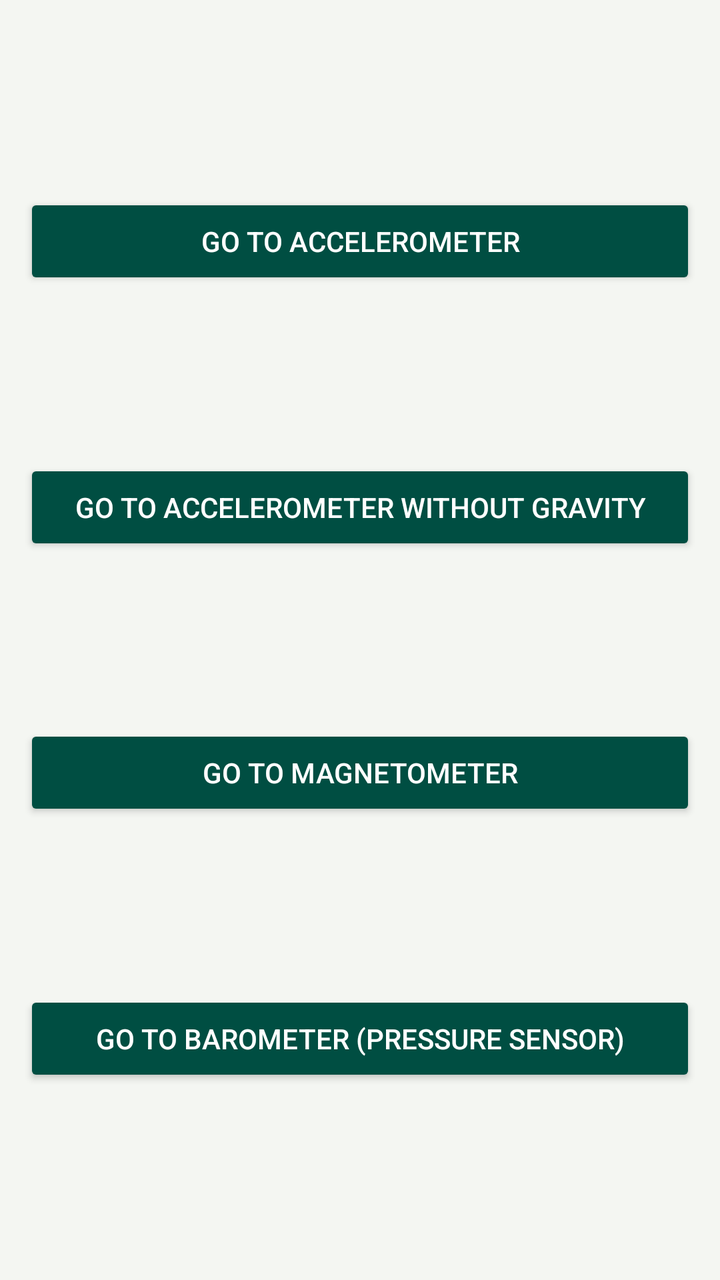
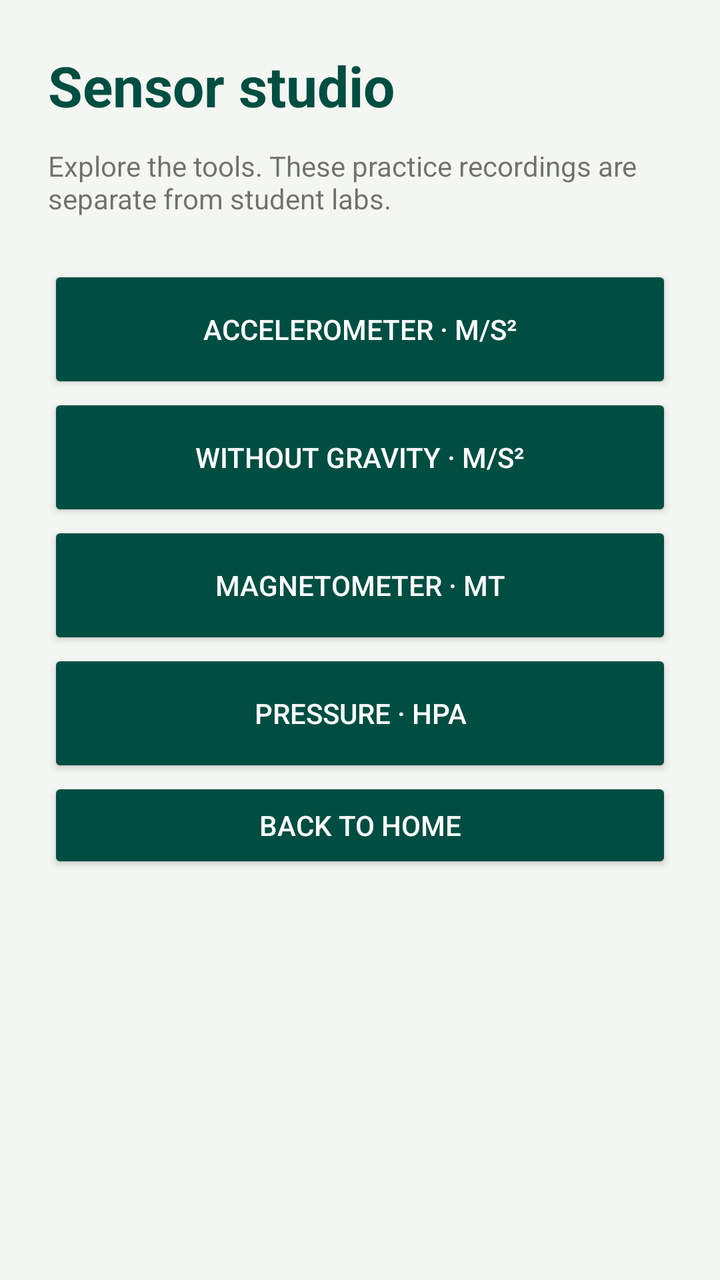

Before-and-after screenshots of an Android layout around one commit, followed by the original layout XML and the change that was made.
<!-- AndroidManifest.xml: application theme Theme.ToolsAppKotlin -->
<!-- res/layout/activity_activityselector.xml -->
<?xml version="1.0" encoding="utf-8"?>
<androidx.constraintlayout.widget.ConstraintLayout
    xmlns:android="http://schemas.android.com/apk/res/android"
    xmlns:app="http://schemas.android.com/apk/res-auto"
    android:layout_width="match_parent"
    android:layout_height="match_parent"
    android:padding="12dp">

    <Button
        android:id="@+id/btnOpenAccelerometer"
        android:layout_width="0dp"
        android:layout_height="wrap_content"
        android:text="Go to Accelerometer"
        android:layout_marginBottom="0dp"
        app:layout_constraintWidth_percent="1"
        app:layout_constraintStart_toStartOf="parent"
        app:layout_constraintEnd_toEndOf="parent"
        app:layout_constraintTop_toTopOf="parent"
        app:layout_constraintBottom_toTopOf="@id/btnOpenAccelerometerWithoutGravity"
        app:layout_constraintVertical_chainStyle="spread" />

    <Button
        android:id="@+id/btnOpenAccelerometerWithoutGravity"
        android:layout_width="0dp"
        android:layout_height="wrap_content"
        android:text="Go to Accelerometer Without Gravity"
        app:layout_constraintStart_toStartOf="parent"
        app:layout_constraintEnd_toEndOf="parent"
        app:layout_constraintTop_toBottomOf="@id/btnOpenAccelerometer"
        app:layout_constraintBottom_toTopOf="@id/btnOpenMagnetometer" />

    <Button
        android:id="@+id/btnOpenMagnetometer"
        android:layout_width="0dp"
        android:layout_height="wrap_content"
        android:text="Go to Magnetometer"
        app:layout_constraintStart_toStartOf="parent"
        app:layout_constraintEnd_toEndOf="parent"
        app:layout_constraintTop_toBottomOf="@id/btnOpenAccelerometerWithoutGravity"
        app:layout_constraintBottom_toTopOf="@id/btnOpenPressureSensor" />

    <Button
        android:id="@+id/btnOpenPressureSensor"
        android:layout_width="0dp"
        android:layout_height="wrap_content"
        android:text="Go to Barometer (Pressure Sensor)"
        app:layout_constraintStart_toStartOf="parent"
        app:layout_constraintEnd_toEndOf="parent"
        app:layout_constraintTop_toBottomOf="@id/btnOpenMagnetometer"
        app:layout_constraintBottom_toBottomOf="parent" />

</androidx.constraintlayout.widget.ConstraintLayout>
<!-- resources referenced by this layout -->
<resources>
  <style name="Theme.ToolsAppKotlin" parent="android:Theme.Material.Light.NoActionBar">
          <item name="android:colorAccent">@color/ju_green</item>
          <item name="android:colorPrimary">@color/ju_green</item>
          <item name="android:colorPrimaryDark">@color/ju_green</item>
          <item name="android:windowBackground">@color/ju_background</item>
          <item name="android:colorBackground">@color/ju_background</item>
          <item name="android:textColorPrimary">@color/ju_text</item>
          <item name="android:textColorSecondary">@color/ju_secondary_text</item>
          <item name="android:buttonStyle">@style/JuButton</item>
          <item name="android:statusBarColor">@color/ju_background</item>
          <item name="android:windowLightStatusBar">true</item>
          <item name="android:navigationBarColor">@color/ju_green</item>
      </style>
  <color name="ju_green">#004E42</color>
  <color name="ju_background">#F4F6F2</color>
  <color name="ju_text">#192D27</color>
  <color name="ju_secondary_text">#52645C</color>
  <style name="JuButton" parent="android:Widget.Material.Button">
          <item name="android:backgroundTint">@color/ju_button</item>
          <item name="android:textColor">@color/ju_button_text</item>
      </style>
</resources>

<!-- the commit's change to res/layout/activity_activityselector.xml (unified diff, before → after) -->
@@ -1,52 +1,17 @@
-<?xml version="1.0" encoding="utf-8"?>
-<androidx.constraintlayout.widget.ConstraintLayout
-    xmlns:android="http://schemas.android.com/apk/res/android"
-    xmlns:app="http://schemas.android.com/apk/res-auto"
-    android:layout_width="match_parent"
-    android:layout_height="match_parent"
-    android:padding="12dp">
-
-    <Button
-        android:id="@+id/btnOpenAccelerometer"
-        android:layout_width="0dp"
-        android:layout_height="wrap_content"
-        android:text="Go to Accelerometer"
-        android:layout_marginBottom="0dp"
-        app:layout_constraintWidth_percent="1"
-        app:layout_constraintStart_toStartOf="parent"
-        app:layout_constraintEnd_toEndOf="parent"
-        app:layout_constraintTop_toTopOf="parent"
-        app:layout_constraintBottom_toTopOf="@id/btnOpenAccelerometerWithoutGravity"
-        app:layout_constraintVertical_chainStyle="spread" />
-
-    <Button
-        android:id="@+id/btnOpenAccelerometerWithoutGravity"
-        android:layout_width="0dp"
-        android:layout_height="wrap_content"
-        android:text="Go to Accelerometer Without Gravity"
-        app:layout_constraintStart_toStartOf="parent"
-        app:layout_constraintEnd_toEndOf="parent"
-        app:layout_constraintTop_toBottomOf="@id/btnOpenAccelerometer"
-        app:layout_constraintBottom_toTopOf="@id/btnOpenMagnetometer" />
-
-    <Button
-        android:id="@+id/btnOpenMagnetometer"
-        android:layout_width="0dp"
-        android:layout_height="wrap_content"
-        android:text="Go to Magnetometer"
-        app:layout_constraintStart_toStartOf="parent"
-        app:layout_constraintEnd_toEndOf="parent"
-        app:layout_constraintTop_toBottomOf="@id/btnOpenAccelerometerWithoutGravity"
-        app:layout_constraintBottom_toTopOf="@id/btnOpenPressureSensor" />
-
-    <Button
-        android:id="@+id/btnOpenPressureSensor"
-        android:layout_width="0dp"
-        android:layout_height="wrap_content"
-        android:text="Go to Barometer (Pressure Sensor)"
-        app:layout_constraintStart_toStartOf="parent"
-        app:layout_constraintEnd_toEndOf="parent"
-        app:layout_constraintTop_toBottomOf="@id/btnOpenMagnetometer"
-        app:layout_constraintBottom_toBottomOf="parent" />
-
-</androidx.constraintlayout.widget.ConstraintLayout>
+<ScrollView xmlns:android="http://schemas.android.com/apk/res/android"
+    android:layout_width="match_parent" android:layout_height="match_parent"
+    android:fillViewport="true" android:background="@color/ju_background">
+    <LinearLayout android:layout_width="match_parent" android:layout_height="wrap_content"
+        android:orientation="vertical" android:padding="24dp" android:fitsSystemWindows="true">
+        <TextView android:layout_width="match_parent" android:layout_height="wrap_content"
+            android:text="Sensor studio" android:textSize="28sp" android:textStyle="bold" android:textColor="@color/ju_green" />
+        <TextView android:layout_width="match_parent" android:layout_height="wrap_content"
+            android:text="Explore the tools. These practice recordings are separate from student labs."
+            android:paddingTop="12dp" android:paddingBottom="24dp" />
+        <Button android:id="@+id/btnOpenAccelerometer" android:layout_width="match_parent" android:layout_height="64dp" android:text="Accelerometer · m/s²" />
+        <Button android:id="@+id/btnOpenAccelerometerWithoutGravity" android:layout_width="match_parent" android:layout_height="64dp" android:text="Without gravity · m/s²" />
+        <Button android:id="@+id/btnOpenMagnetometer" android:layout_width="match_parent" android:layout_height="64dp" android:text="Magnetometer · µT" />
+        <Button android:id="@+id/btnOpenPressureSensor" android:layout_width="match_parent" android:layout_height="64dp" android:text="Pressure · hPa" />
+        <Button android:id="@+id/btnSelectorHome" android:layout_width="match_parent" android:layout_height="wrap_content" android:text="Back to home" />
+    </LinearLayout>
+</ScrollView>
